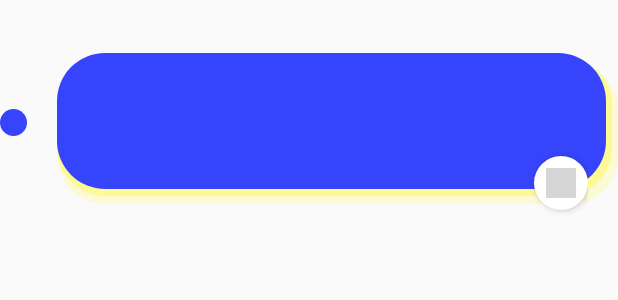
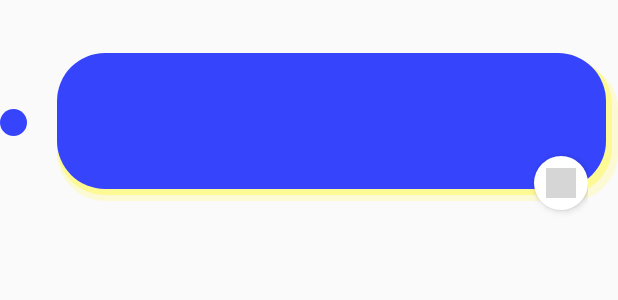
Before and after one commit to people42/people42, an Android app: the layout recyclerview_feed.xml on its own in the app's theme, with its tools: preview values and no code run, on a phone screen of 412 x 824 dp. Shown: the top 300 px of the screen. Run offline under Robolectric (Android 15) with nearby library versions, the light colour scheme and no system bars; plain views replace ElasticImageView; grey boxes are pictures that could not be loaded.

Commit message:
[FIX] 지도 이동 막기

```diff
--- a/android/fourtytwo/app/src/main/java/com/cider/fourtytwo/place/PlaceActivity.kt
+++ b/android/fourtytwo/app/src/main/java/com/cider/fourtytwo/place/PlaceActivity.kt
@@ -174,6 +174,8 @@ class PlaceActivity : AppCompatActivity() {
                     val mapFragment = supportFragmentManager.findFragmentById(R.id.place_map) as SupportMapFragment
                     mapFragment.getMapAsync { googleMap ->
                         googleMap.moveCamera(CameraUpdateFactory.newLatLngZoom(LatLng(result.placeWithTimeAndGpsInfo.placeLatitude, result.placeWithTimeAndGpsInfo.placeLongitude), 15f))
+                        googleMap?.uiSettings?.isZoomGesturesEnabled = false // 줌막기
+                        googleMap?.uiSettings?.isScrollGesturesEnabled = false // 드래그 막기
                     }
                     // 마커 추가
                     val frameLayout = findViewById<FrameLayout>(R.id.place_frame)
--- a/android/fourtytwo/app/src/main/res/layout/recyclerview_feed.xml
+++ b/android/fourtytwo/app/src/main/res/layout/recyclerview_feed.xml
@@ -26,7 +26,7 @@
             android:layout_width="match_parent"
             android:layout_height="match_parent"
             android:background="@drawable/round_box"
-            android:layout_marginBottom="10dp"
+            android:layout_marginBottom="12dp"
             android:layout_marginTop="23dp"
             android:backgroundTint="#26FFF500"/>
         <ImageView
@@ -35,7 +35,7 @@
             android:layout_height="match_parent"
             android:background="@drawable/round_box"
             android:layout_marginEnd="4dp"
-            android:layout_marginBottom="15dp"
+            android:layout_marginBottom="16dp"
             android:layout_marginTop="20dp"
             android:backgroundTint="#4DFFF500"/>
         <RelativeLayout
```
